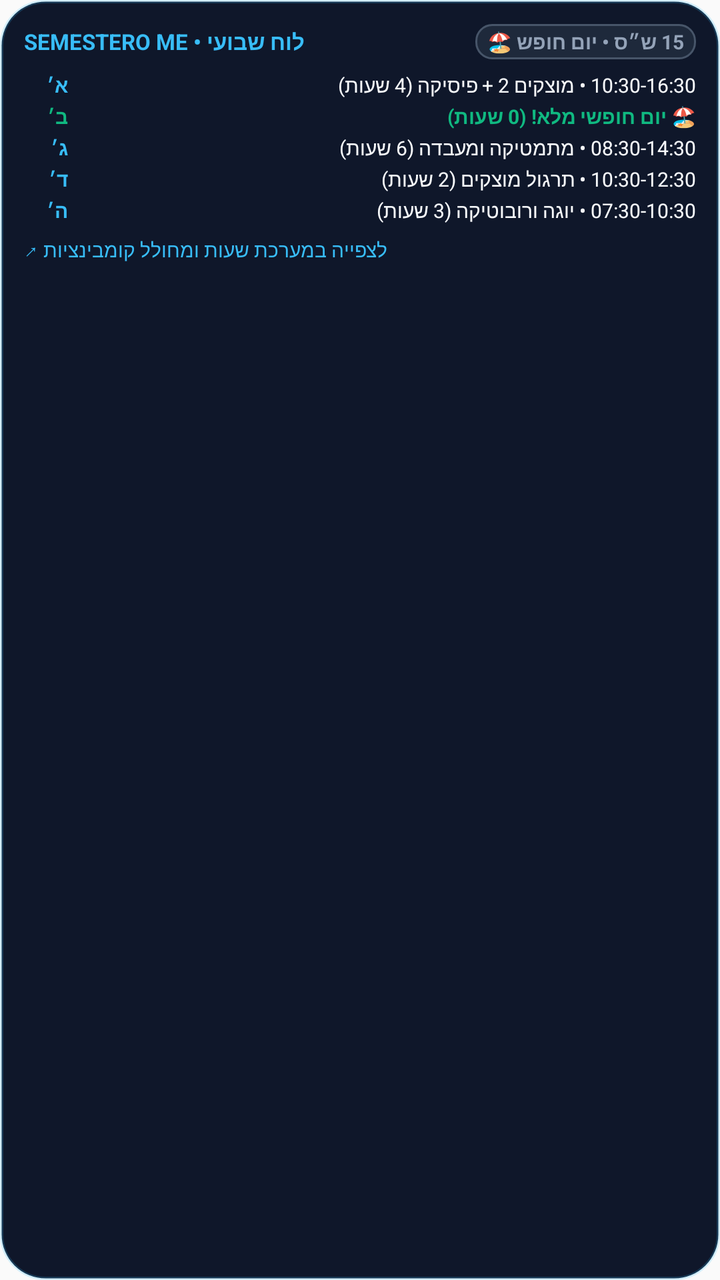
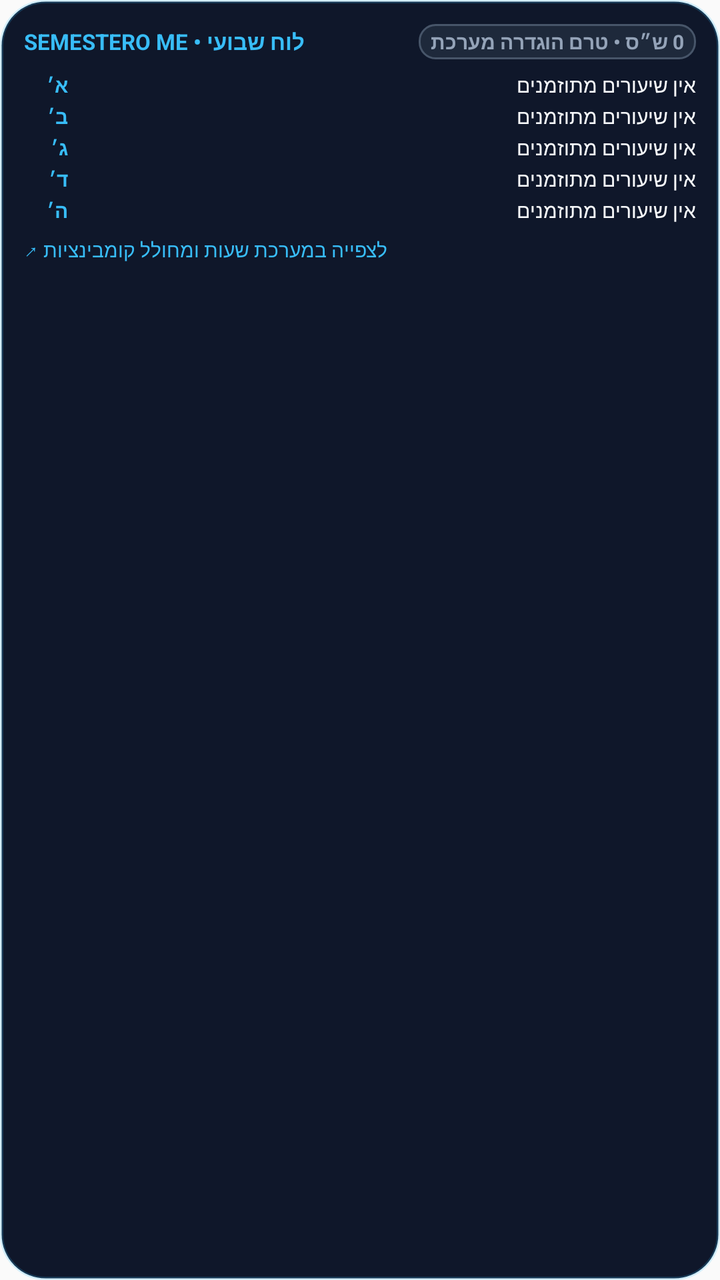

Two renders of the same Android screen: before a commit and after it. Below are the layout's source before the change and the commit's diff.
<!-- AndroidManifest.xml: application theme AppTheme -->
<!-- res/layout/widget_schedule.xml -->
<?xml version="1.0" encoding="utf-8"?>
<LinearLayout xmlns:android="http://schemas.android.com/apk/res/android"
    android:id="@+id/widget_schedule_root"
    android:layout_width="match_parent"
    android:layout_height="match_parent"
    android:background="@drawable/widget_card_bg"
    android:orientation="vertical"
    android:padding="12dp">

    
    <LinearLayout
        android:layout_width="match_parent"
        android:layout_height="wrap_content"
        android:orientation="horizontal"
        android:gravity="center_vertical">

        <TextView
            android:layout_width="0dp"
            android:layout_height="wrap_content"
            android:layout_weight="1"
            android:text="SEMESTERO ME • לוח שבועי"
            android:textColor="#38bdf8"
            android:textSize="11sp"
            android:textStyle="bold" />

        <TextView
            android:id="@+id/widget_schedule_total_hours"
            android:layout_width="wrap_content"
            android:layout_height="wrap_content"
            android:background="@drawable/widget_badge_bg"
            android:paddingLeft="6dp"
            android:paddingRight="6dp"
            android:paddingTop="2dp"
            android:paddingBottom="2dp"
            android:text="15 ש״ס • יום חופש 🏖️"
            android:textColor="#94a3b8"
            android:textSize="10sp"
            android:textStyle="bold" />
    </LinearLayout>

    
    <LinearLayout
        android:layout_width="match_parent"
        android:layout_height="wrap_content"
        android:layout_marginTop="6dp"
        android:orientation="vertical">

        
        <LinearLayout
            android:layout_width="match_parent"
            android:layout_height="wrap_content"
            android:orientation="horizontal"
            android:gravity="center_vertical"
            android:layout_marginBottom="2dp">
            <TextView
                android:layout_width="22dp"
                android:layout_height="wrap_content"
                android:text="א׳"
                android:textColor="#38bdf8"
                android:textSize="10sp"
                android:textStyle="bold" />
            <TextView
                android:id="@+id/widget_sched_day_sun"
                android:layout_width="0dp"
                android:layout_height="wrap_content"
                android:layout_weight="1"
                android:text="10:30-16:30 • מוצקים 2 + פיסיקה (4 שעות)"
                android:textColor="#f8fafc"
                android:textSize="10sp"
                android:maxLines="1"
                android:ellipsize="end" />
        </LinearLayout>

        
        <LinearLayout
            android:layout_width="match_parent"
            android:layout_height="wrap_content"
            android:orientation="horizontal"
            android:gravity="center_vertical"
            android:layout_marginBottom="2dp">
            <TextView
                android:layout_width="22dp"
                android:layout_height="wrap_content"
                android:text="ב׳"
                android:textColor="#10b981"
                android:textSize="10sp"
                android:textStyle="bold" />
            <TextView
                android:id="@+id/widget_sched_day_mon"
                android:layout_width="0dp"
                android:layout_height="wrap_content"
                android:layout_weight="1"
                android:text="🏖️ יום חופשי מלא! (0 שעות)"
                android:textColor="#10b981"
                android:textSize="10sp"
                android:textStyle="bold"
                android:maxLines="1" />
        </LinearLayout>

        
        <LinearLayout
            android:layout_width="match_parent"
            android:layout_height="wrap_content"
            android:orientation="horizontal"
            android:gravity="center_vertical"
            android:layout_marginBottom="2dp">
            <TextView
                android:layout_width="22dp"
                android:layout_height="wrap_content"
                android:text="ג׳"
                android:textColor="#38bdf8"
                android:textSize="10sp"
                android:textStyle="bold" />
            <TextView
                android:id="@+id/widget_sched_day_tue"
                android:layout_width="0dp"
                android:layout_height="wrap_content"
                android:layout_weight="1"
                android:text="08:30-14:30 • מתמטיקה ומעבדה (6 שעות)"
                android:textColor="#f8fafc"
                android:textSize="10sp"
                android:maxLines="1"
                android:ellipsize="end" />
        </LinearLayout>

        
        <LinearLayout
            android:layout_width="match_parent"
            android:layout_height="wrap_content"
            android:orientation="horizontal"
            android:gravity="center_vertical"
            android:layout_marginBottom="2dp">
            <TextView
                android:layout_width="22dp"
                android:layout_height="wrap_content"
                android:text="ד׳"
                android:textColor="#38bdf8"
                android:textSize="10sp"
                android:textStyle="bold" />
            <TextView
                android:id="@+id/widget_sched_day_wed"
                android:layout_width="0dp"
                android:layout_height="wrap_content"
                android:layout_weight="1"
                android:text="10:30-12:30 • תרגול מוצקים (2 שעות)"
                android:textColor="#f8fafc"
                android:textSize="10sp"
                android:maxLines="1"
                android:ellipsize="end" />
        </LinearLayout>

        
        <LinearLayout
            android:layout_width="match_parent"
            android:layout_height="wrap_content"
            android:orientation="horizontal"
            android:gravity="center_vertical">
            <TextView
                android:layout_width="22dp"
                android:layout_height="wrap_content"
                android:text="ה׳"
                android:textColor="#38bdf8"
                android:textSize="10sp"
                android:textStyle="bold" />
            <TextView
                android:id="@+id/widget_sched_day_thu"
                android:layout_width="0dp"
                android:layout_height="wrap_content"
                android:layout_weight="1"
                android:text="07:30-10:30 • יוגה ורובוטיקה (3 שעות)"
                android:textColor="#f8fafc"
                android:textSize="10sp"
                android:maxLines="1"
                android:ellipsize="end" />
        </LinearLayout>
    </LinearLayout>

    
    <TextView
        android:layout_width="match_parent"
        android:layout_height="wrap_content"
        android:layout_marginTop="6dp"
        android:text="לצפייה במערכת שעות ומחולל קומבינציות ↗"
        android:textColor="#38bdf8"
        android:textSize="10sp"
        android:gravity="left" />
</LinearLayout>
<!-- resources referenced by this layout -->
<resources>
  <!-- drawable widget_badge_bg (drawable) -->
  <?xml version="1.0" encoding="utf-8"?>
  <shape xmlns:android="http://schemas.android.com/apk/res/android"
      android:shape="rectangle">
      <solid android:color="#1e293b" />
      <corners android:radius="8dp" />
      <stroke
          android:width="1dp"
          android:color="#475569" />
  </shape>
  <!-- drawable widget_card_bg (drawable) -->
  <?xml version="1.0" encoding="utf-8"?>
  <shape xmlns:android="http://schemas.android.com/apk/res/android"
      android:shape="rectangle">
      <solid android:color="#0f172a" />
      <corners android:radius="22dp" />
      <stroke
          android:width="1.5dp"
          android:color="#3338bdf8" />
  </shape>
  <style name="AppTheme" parent="Theme.AppCompat.Light.DarkActionBar">
          
          <item name="colorPrimary">@color/colorPrimary</item>
          <item name="colorPrimaryDark">@color/colorPrimaryDark</item>
          <item name="colorAccent">@color/colorAccent</item>
      </style>
</resources>

<!-- the commit's change to res/layout/widget_schedule.xml (unified diff, before → after) -->
@@ -32,7 +32,7 @@
             android:paddingRight="6dp"
             android:paddingTop="2dp"
             android:paddingBottom="2dp"
-            android:text="15 ש״ס • יום חופש 🏖️"
+            android:text="0 ש״ס • טרם הוגדרה מערכת"
             android:textColor="#94a3b8"
             android:textSize="10sp"
             android:textStyle="bold" />
@@ -64,7 +64,7 @@
                 android:layout_width="0dp"
                 android:layout_height="wrap_content"
                 android:layout_weight="1"
-                android:text="10:30-16:30 • מוצקים 2 + פיסיקה (4 שעות)"
+                android:text="אין שיעורים מתוזמנים"
                 android:textColor="#f8fafc"
                 android:textSize="10sp"
                 android:maxLines="1"
@@ -82,7 +82,7 @@
                 android:layout_width="22dp"
                 android:layout_height="wrap_content"
                 android:text="ב׳"
-                android:textColor="#10b981"
+                android:textColor="#38bdf8"
                 android:textSize="10sp"
                 android:textStyle="bold" />
             <TextView
@@ -90,11 +90,11 @@
                 android:layout_width="0dp"
                 android:layout_height="wrap_content"
                 android:layout_weight="1"
-                android:text="🏖️ יום חופשי מלא! (0 שעות)"
-                android:textColor="#10b981"
+                android:text="אין שיעורים מתוזמנים"
+                android:textColor="#f8fafc"
                 android:textSize="10sp"
-                android:textStyle="bold"
-                android:maxLines="1" />
+                android:maxLines="1"
+                android:ellipsize="end" />
         </LinearLayout>
 
         
@@ -116,7 +116,7 @@
                 android:layout_width="0dp"
                 android:layout_height="wrap_content"
                 android:layout_weight="1"
-                android:text="08:30-14:30 • מתמטיקה ומעבדה (6 שעות)"
+                android:text="אין שיעורים מתוזמנים"
                 android:textColor="#f8fafc"
                 android:textSize="10sp"
                 android:maxLines="1"
@@ -142,7 +142,7 @@
                 android:layout_width="0dp"
                 android:layout_height="wrap_content"
                 android:layout_weight="1"
-                android:text="10:30-12:30 • תרגול מוצקים (2 שעות)"
+                android:text="אין שיעורים מתוזמנים"
                 android:textColor="#f8fafc"
                 android:textSize="10sp"
                 android:maxLines="1"
@@ -167,7 +167,7 @@
                 android:layout_width="0dp"
                 android:layout_height="wrap_content"
                 android:layout_weight="1"
-                android:text="07:30-10:30 • יוגה ורובוטיקה (3 שעות)"
+                android:text="אין שיעורים מתוזמנים"
                 android:textColor="#f8fafc"
                 android:textSize="10sp"
                 android:maxLines="1"
